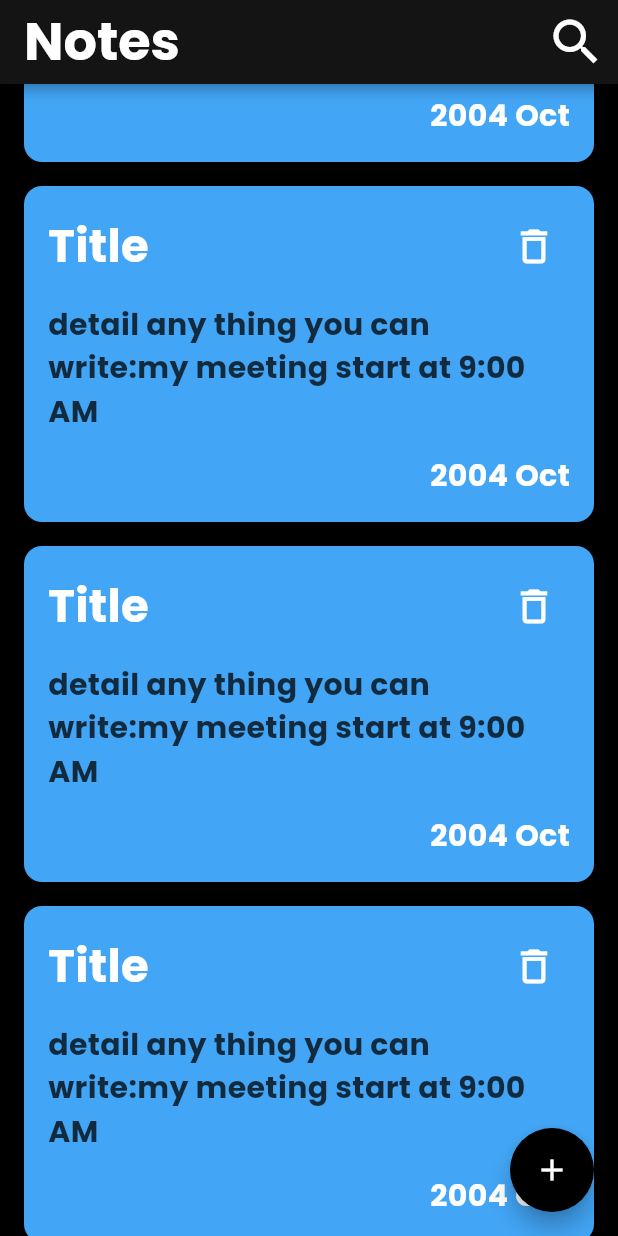
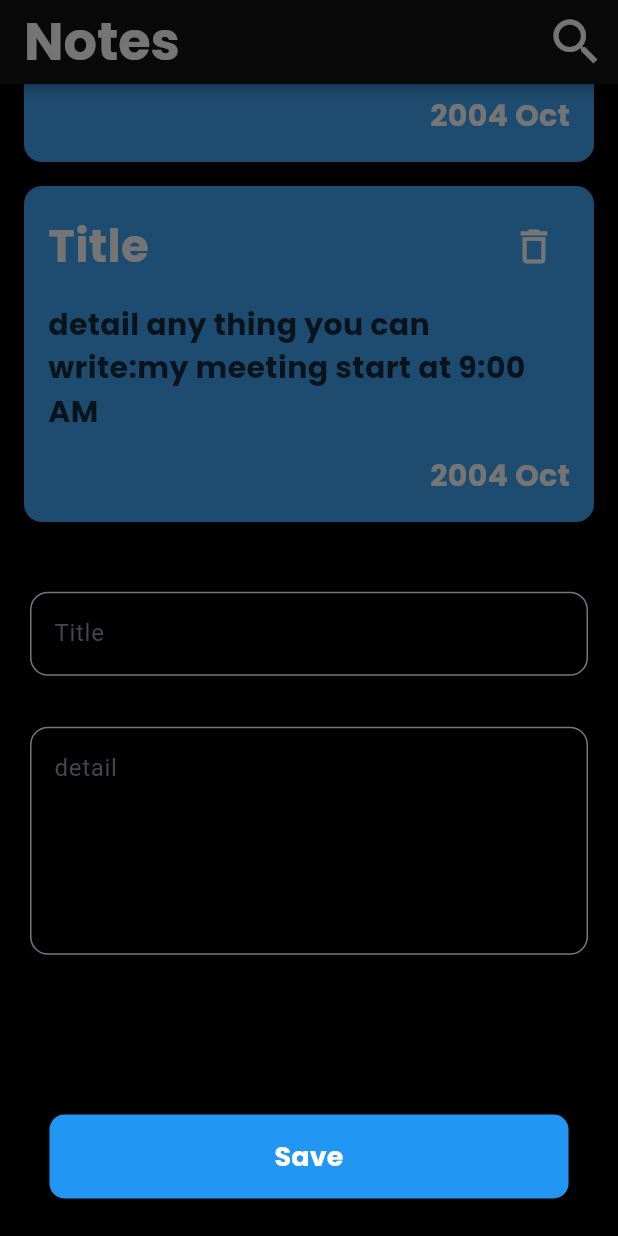
Before and after one commit to mohamedalsamrai/notes, a Flutter app: the screen it shows after launch, scrolled down 1152 dp, after a tap on "Title", on a phone screen of 412 x 824 dp. Run offline on Flutter 3.47's test engine with Material 3 defaults, Android fonts, the phone set to English and light mode, and no system bars.

Commit message:
Designed edit page

```diff
--- a/lib/components/note_card.dart
+++ b/lib/components/note_card.dart
@@ -1,4 +1,6 @@
 import 'package:flutter/material.dart';
+import 'package:notes/components/add_note_botton_sheet.dart';
+import 'package:notes/components/edit_note.dart';
 
 class NoteCard extends StatelessWidget {
   const NoteCard({super.key});
@@ -6,7 +8,13 @@ class NoteCard extends StatelessWidget {
   @override
   Widget build(BuildContext context) {
     return GestureDetector(
-      onTap: () {},
+      onTap: () {
+        showModalBottomSheet(
+          backgroundColor: Colors.black,
+          context: context,
+          builder: (context) => const EditNoteSheet(),
+        );
+      },
       child: Card(
         margin: EdgeInsets.only(bottom: 16, left: 16, right: 16),
         color: Colors.blue[400],
```
